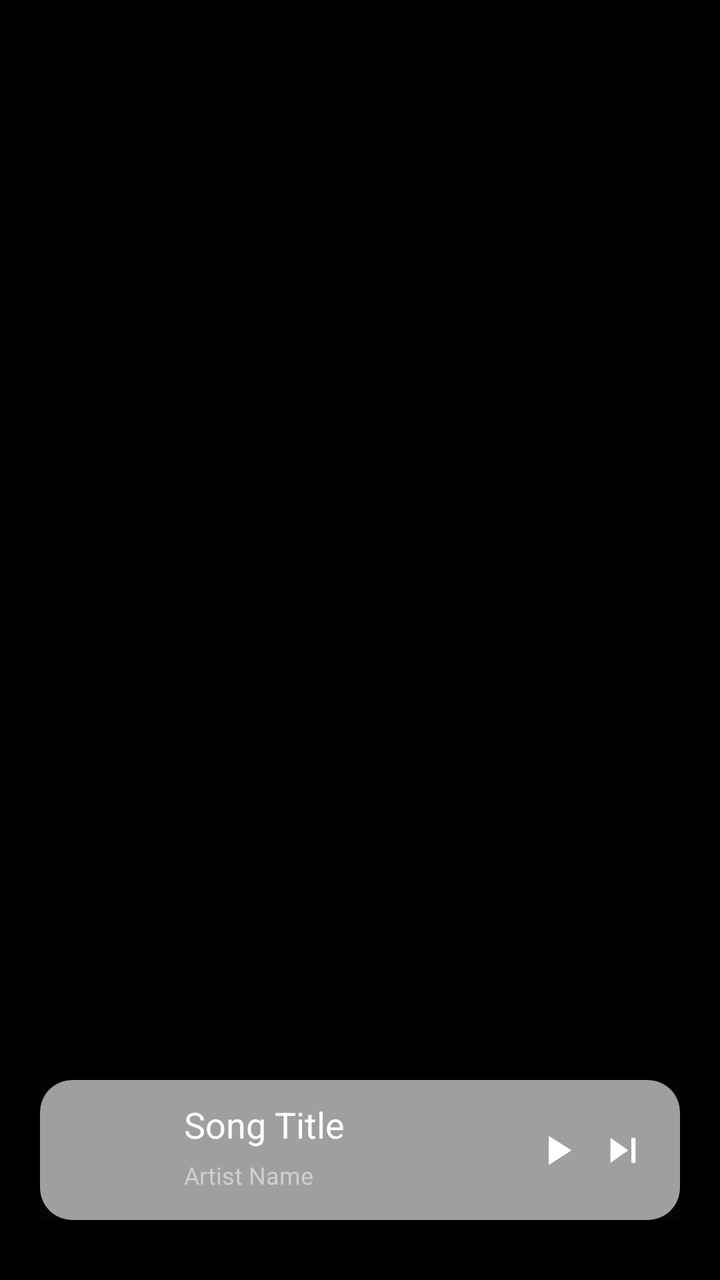
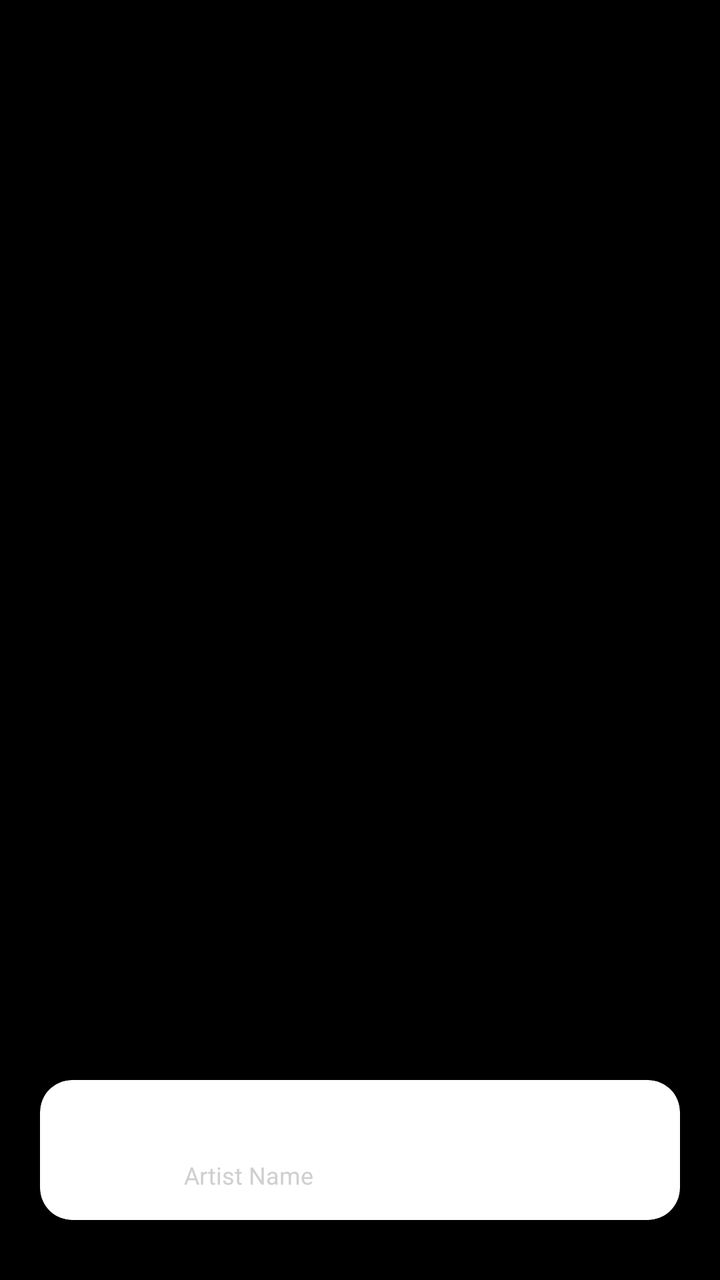

An Android layout rendered at two revisions. The XML below is the earlier revision; the diff shows what the commit changed to produce the second picture.
<!-- AndroidManifest.xml: activity theme Theme.first_app.DarkBlue -->
<!-- res/layout/activity_all_songs.xml -->
<?xml version="1.0" encoding="utf-8"?>
<FrameLayout
    xmlns:android="http://schemas.android.com/apk/res/android"
    xmlns:motion="http://schemas.android.com/apk/res-auto"
    xmlns:app="http://schemas.android.com/apk/res-auto"
    android:layout_width="match_parent"
    android:layout_height="match_parent">
    <androidx.constraintlayout.motion.widget.MotionLayout
        android:id="@+id/music_player_motionLayout"
        android:layout_width="match_parent"
        android:layout_height="match_parent"
        app:layoutDescription="@xml/activity_player_scene"
        motion:currentState="@id/start"
        >

        <androidx.constraintlayout.widget.ConstraintLayout
            android:id="@+id/main_constraint"
            android:layout_width="match_parent"
            android:layout_height="match_parent"
            >

            <LinearLayout
                android:id="@+id/main_content"
                android:layout_width="match_parent"
                android:layout_height="match_parent"
                android:orientation="vertical"
                >

                <include layout="@layout/toolbar" />

                <androidx.recyclerview.widget.RecyclerView
                    android:id="@+id/songs_recycler_view"
                    android:layout_width="match_parent"
                    android:layout_height="match_parent" />

            </LinearLayout>
        </androidx.constraintlayout.widget.ConstraintLayout>

        <include
            layout="@layout/activity_player"
            android:layout_width="match_parent"
            android:layout_height="match_parent"
            android:layout_gravity="bottom"/>
    </androidx.constraintlayout.motion.widget.MotionLayout>

</FrameLayout>
<!-- res/layout/toolbar.xml (included above) -->
<?xml version="1.0" encoding="utf-8"?>
<merge xmlns:android="http://schemas.android.com/apk/res/android"
    xmlns:app="http://schemas.android.com/apk/res-auto"
    >
    <androidx.appcompat.widget.Toolbar
        android:id="@+id/toolbar"
        android:layout_width="match_parent"
        android:layout_height="?attr/actionBarSize"
        android:background="@color/primaryBackground"
        android:elevation="4dp"
        app:layout_constraintTop_toTopOf="parent"
        app:layout_constraintRight_toRightOf="parent"
        app:layout_constraintLeft_toLeftOf="parent"

        />
</merge>
<!-- res/layout/activity_player.xml (included above) -->
<?xml version="1.0" encoding="utf-8"?>
<merge xmlns:android="http://schemas.android.com/apk/res/android"
    xmlns:app="http://schemas.android.com/apk/res-auto"
    xmlns:tools="http://schemas.android.com/tools"
    android:id="@+id/music_player_motionLayout"
    tools:parentTag="androidx.constraintlayout.motion.widget.MotionLayout"
    >


    <androidx.constraintlayout.widget.ConstraintLayout
        android:id="@+id/main_container"
        android:layout_width="match_parent"
        android:layout_height="match_parent"
        android:background="@color/secondaryBackground"
        />
    <androidx.cardview.widget.CardView
        android:id="@+id/background_album_art_container"
        android:layout_height="0dp"
        android:layout_width="0dp"
        app:layout_constraintTop_toTopOf="@id/main_container"
        app:layout_constraintStart_toStartOf="@id/main_container"
        app:layout_constraintEnd_toEndOf="@id/main_container"
        app:layout_constraintBottom_toBottomOf="@id/main_container"
        app:cardElevation="0dp"
        >

        <ImageView
            android:id="@+id/background_album_art"
            android:layout_width="match_parent"
            android:layout_height="match_parent"
            android:scaleType="centerCrop"
            android:alpha="1"
            android:contentDescription="Background Album Art"
            />
    </androidx.cardview.widget.CardView>

    <androidx.constraintlayout.widget.ConstraintLayout
        android:id="@+id/transparent_layer"
        android:contentDescription="Transparent Layer"
        android:background="#60000000"
        android:layout_width="0dp"
        android:layout_height="0dp"
        app:layout_constraintTop_toTopOf="@id/main_container"
        app:layout_constraintBottom_toBottomOf="@id/main_container"
        app:layout_constraintStart_toStartOf="@id/main_container"
        app:layout_constraintEnd_toEndOf="@id/main_container"
        />

    <androidx.constraintlayout.widget.ConstraintLayout
        android:id="@+id/art_container"
        android:layout_width="0dp"
        android:layout_height="0dp"
        android:layout_margin="30dp"
        app:layout_constraintBottom_toBottomOf="@id/main_container"
        app:layout_constraintDimensionRatio="1:1"
        app:layout_constraintEnd_toEndOf="@id/main_container"
        app:layout_constraintStart_toStartOf="@id/main_container"
        app:layout_constraintTop_toTopOf="@id/main_container"
        app:layout_constraintVertical_bias="0.15"

        />



    

    <androidx.cardview.widget.CardView
        android:id="@+id/album_art_container"
        android:layout_width="0dp"
        android:layout_height="0dp"
        app:cardCornerRadius="24dp"
        app:cardElevation="0dp"
        app:cardBackgroundColor="@android:color/transparent"
        app:layout_constraintBottom_toBottomOf="@id/art_container"
        app:layout_constraintEnd_toEndOf="@id/art_container"
        app:layout_constraintStart_toStartOf="@id/art_container"
        app:layout_constraintTop_toTopOf="@id/art_container"
        >

        <ImageView
            android:id="@+id/album_art"
            android:layout_width="match_parent"
            android:layout_height="match_parent"
            android:contentDescription="Album Art"
            android:scaleType="centerCrop"
 />
    </androidx.cardview.widget.CardView>

    

    <TextView
        android:id="@+id/song_title"
        android:layout_width="0dp"
        android:layout_height="wrap_content"
        android:layout_marginTop="32dp"
        android:text="Song Title"
        android:textColor="@color/primaryForeground"
        android:textSize="18sp"
        android:maxLines="1"
        android:ellipsize="end"
        app:layout_constraintStart_toStartOf="@id/art_container"
        app:layout_constraintEnd_toEndOf="@id/art_container"
        app:layout_constraintTop_toBottomOf="@id/art_container"
        />

    
    <TextView
        android:id="@+id/song_artist"
        android:layout_width="0dp"
        android:layout_height="wrap_content"
        android:layout_marginTop="16dp"
        android:text="Artist Name"
        android:textColor="@color/gray_200"
        android:textSize="12sp"
        app:layout_constraintEnd_toEndOf="@id/song_title"
        app:layout_constraintStart_toStartOf="@id/song_title"
        app:layout_constraintTop_toBottomOf="@id/song_title" />

    
    <ImageView
        android:id="@+id/play_btn"
        android:layout_width="50dp"
        android:layout_height="50dp"
        android:layout_marginBottom="40dp"
        android:contentDescription="Play"
        android:src="@drawable/ic_play_arrow"
        app:layout_constraintBottom_toBottomOf="parent"
        app:layout_constraintEnd_toEndOf="parent"
        app:layout_constraintStart_toStartOf="parent"
        app:tint="#FFFFFF" />

    
    <SeekBar
        android:id="@+id/seek_bar"
        android:layout_width="0dp"
        android:layout_height="wrap_content"
        android:layout_marginBottom="16dp"
        app:layout_constraintBottom_toTopOf="@id/play_btn"
        app:layout_constraintEnd_toEndOf="@id/art_container"
        app:layout_constraintStart_toStartOf="@id/art_container"
        android:thumbTint="@color/primary"
        android:foregroundTint="@color/primaryBackground"
        android:progressBackgroundTint="@color/primary"
        android:progressTint="@color/primaryBackground"
        android:progress="30"
        />

    
    <TextView
        android:id="@+id/current_time"
        android:layout_width="wrap_content"
        android:layout_height="wrap_content"
        android:text="00:00"
        android:textColor="@color/secondaryForeground"
        android:textSize="12sp"
        app:layout_constraintStart_toStartOf="@id/seek_bar"
        app:layout_constraintTop_toBottomOf="@id/seek_bar" />

    
    <TextView
        android:id="@+id/total_time"
        android:layout_width="wrap_content"
        android:layout_height="wrap_content"
        android:text="00:00"
        android:textColor="@color/secondaryForeground"
        android:textSize="12sp"
        app:layout_constraintEnd_toEndOf="@id/seek_bar"
        app:layout_constraintTop_toBottomOf="@id/seek_bar" />

    
    <ImageView
        android:id="@+id/prev_btn"
        android:layout_width="40dp"
        android:layout_height="40dp"
        android:layout_marginEnd="24dp"
        android:contentDescription="Previous"
        android:src="@drawable/ic_skip_previous"
        app:layout_constraintBottom_toBottomOf="@id/play_btn"
        app:layout_constraintEnd_toStartOf="@id/play_btn"
        app:layout_constraintTop_toTopOf="@id/play_btn"
        app:tint="#FFFFFF" />

    
    <ImageView
        android:id="@+id/next_btn"
        android:layout_width="40dp"
        android:layout_height="40dp"
        android:layout_marginStart="24dp"
        android:contentDescription="Next"
        android:src="@drawable/ic_skip_next"
        app:layout_constraintBottom_toBottomOf="@id/play_btn"
        app:layout_constraintStart_toEndOf="@id/play_btn"
        app:layout_constraintTop_toTopOf="@id/play_btn"
        app:tint="#FFFFFF" />

    

    <ImageView
        android:id="@+id/down_btn"
        android:layout_width="40dp"
        android:layout_height="40dp"
        android:layout_margin="20dp"
        android:contentDescription="Down Close Button"
        android:rotation="180"
        android:src="@drawable/ic_keyboard_arrow_up"
        app:layout_constraintStart_toStartOf="@id/main_container"
        app:layout_constraintTop_toTopOf="@id/main_container"
        app:tint="@color/primaryForeground" />

</merge>
<!-- resources referenced by this layout -->
<resources>
  <color name="gray_200">#CFCFCF</color>
  <color name="primary">#FF5C5C</color>
  <color name="primaryBackground">#000000</color>
  <color name="primaryForeground">#FFFFFF</color>
  <color name="secondaryBackground">#1A1A1A</color>
  <color name="secondaryForeground">#808080</color>
  <!-- drawable ic_keyboard_arrow_up (drawable) -->
  <?xml version="1.0" encoding="utf-8"?>
  
  <vector xmlns:android="http://schemas.android.com/apk/res/android"
      android:width="24dp"
      android:height="24dp"
      android:viewportHeight="24"
      android:viewportWidth="24">
      <path
          android:fillColor="#ff000000"
          android:pathData="M7.41,15.41L12,10.83l4.59,4.58L18,14l-6,-6 -6,6z"/>
  
  </vector>
  <!-- drawable ic_play_arrow (drawable) -->
  <?xml version="1.0" encoding="utf-8"?>
  
  <vector xmlns:android="http://schemas.android.com/apk/res/android"
      android:width="24dp"
      android:height="24dp"
      android:viewportHeight="24"
      android:viewportWidth="24">
      <path
          android:fillColor="#ff000000"
          android:pathData="M8,5v14l11,-7z"/>
  
  </vector>
  <!-- drawable ic_skip_next (drawable) -->
  <?xml version="1.0" encoding="utf-8"?>
  
  <vector xmlns:android="http://schemas.android.com/apk/res/android"
      android:width="24dp"
      android:height="24dp"
      android:viewportHeight="24"
      android:viewportWidth="24">
      <path
          android:fillColor="#ff000000"
          android:pathData="M6,18l8.5,-6L6,6v12zM16,6v12h2V6h-2z"/>
  
  </vector>
  <!-- drawable ic_skip_previous (drawable) -->
  <?xml version="1.0" encoding="utf-8"?>
  
  <vector xmlns:android="http://schemas.android.com/apk/res/android"
      android:width="24dp"
      android:height="24dp"
      android:viewportHeight="24"
      android:viewportWidth="24">
      <path
          android:fillColor="#ff000000"
          android:pathData="M6,6h2v12H6zm3.5,6l8.5,6V6z"/>
  
  </vector>
  <style name="Theme.first_app.DarkBlue" parent="Theme.MaterialComponents.DayNight.NoActionBar">
  <item name="windowActionBar">false</item>
          <item name="android:textSize">18sp</item>
          
          <item name="colorPrimary">@color/primaryBackground</item>
  
          
          <item name="colorPrimaryDark">@color/primaryBackground</item>
  
          
          <item name="colorAccent">#FF4081</item>
  
          
          <item name="android:windowBackground">#000</item>
          <item name="android:textColor">#FFF</item>
      </style>
</resources>

<!-- the commit's change to res/layout/activity_all_songs.xml (unified diff, before → after) -->
@@ -28,10 +28,13 @@
 
                 <include layout="@layout/toolbar" />
 
-                <androidx.recyclerview.widget.RecyclerView
-                    android:id="@+id/songs_recycler_view"
-                    android:layout_width="match_parent"
-                    android:layout_height="match_parent" />
+                    <androidx.recyclerview.widget.RecyclerView
+                        android:id="@+id/songs_recycler_view"
+                        android:layout_width="match_parent"
+                        android:layout_height="match_parent"
+                        android:clipToPadding="false"
+                        android:paddingBottom="150dp"
+                        />
 
             </LinearLayout>
         </androidx.constraintlayout.widget.ConstraintLayout>
@@ -66,7 +69,7 @@
 <merge xmlns:android="http://schemas.android.com/apk/res/android"
     xmlns:app="http://schemas.android.com/apk/res-auto"
     xmlns:tools="http://schemas.android.com/tools"
-    android:id="@+id/music_player_motionLayout"
+    android:id="@+id/main_player_View"
     tools:parentTag="androidx.constraintlayout.motion.widget.MotionLayout"
     >
 
@@ -98,17 +101,30 @@
             />
     </androidx.cardview.widget.CardView>
 
-    <androidx.constraintlayout.widget.ConstraintLayout
-        android:id="@+id/transparent_layer"
-        android:contentDescription="Transparent Layer"
-        android:background="#60000000"
+    <androidx.cardview.widget.CardView
+        android:id="@+id/transparent_layer_container"
+        app:cardElevation="0dp"
         android:layout_width="0dp"
         android:layout_height="0dp"
         app:layout_constraintTop_toTopOf="@id/main_container"
         app:layout_constraintBottom_toBottomOf="@id/main_container"
         app:layout_constraintStart_toStartOf="@id/main_container"
         app:layout_constraintEnd_toEndOf="@id/main_container"
-        />
+        app:cardBackgroundColor="#00000000"
+        >
+
+        <androidx.constraintlayout.widget.ConstraintLayout
+            android:id="@+id/transparent_layer"
+            android:contentDescription="Transparent Layer"
+            android:background="#60000000"
+            android:layout_width="0dp"
+            android:layout_height="0dp"
+            app:layout_constraintTop_toTopOf="parent"
+            app:layout_constraintBottom_toBottomOf="parent"
+            app:layout_constraintStart_toStartOf="parent"
+            app:layout_constraintEnd_toEndOf="parent"
+            />
+    </androidx.cardview.widget.CardView>
 
     <androidx.constraintlayout.widget.ConstraintLayout
         android:id="@+id/art_container"
@@ -204,8 +220,8 @@
         app:layout_constraintStart_toStartOf="@id/art_container"
         android:thumbTint="@color/primary"
         android:foregroundTint="@color/primaryBackground"
-        android:progressBackgroundTint="@color/primary"
-        android:progressTint="@color/primaryBackground"
+        android:progressBackgroundTint="@color/primaryForeground"
+        android:progressTint="@color/primary"
         android:progress="30"
         />
 
@@ -215,7 +231,7 @@
         android:layout_width="wrap_content"
         android:layout_height="wrap_content"
         android:text="00:00"
-        android:textColor="@color/secondaryForeground"
+        android:textColor="@color/primaryForeground"
         android:textSize="12sp"
         app:layout_constraintStart_toStartOf="@id/seek_bar"
         app:layout_constraintTop_toBottomOf="@id/seek_bar" />
@@ -226,7 +242,7 @@
         android:layout_width="wrap_content"
         android:layout_height="wrap_content"
         android:text="00:00"
-        android:textColor="@color/secondaryForeground"
+        android:textColor="@color/primaryForeground"
         android:textSize="12sp"
         app:layout_constraintEnd_toEndOf="@id/seek_bar"
         app:layout_constraintTop_toBottomOf="@id/seek_bar" />
<!-- resource entries referenced after the edit -->
@@ -5,7 +5,6 @@
   <color name="primaryBackground">#000000</color>
   <color name="primaryForeground">#FFFFFF</color>
   <color name="secondaryBackground">#1A1A1A</color>
-  <color name="secondaryForeground">#808080</color>
   <!-- drawable ic_keyboard_arrow_up (drawable) -->
   <?xml version="1.0" encoding="utf-8"?>
   
